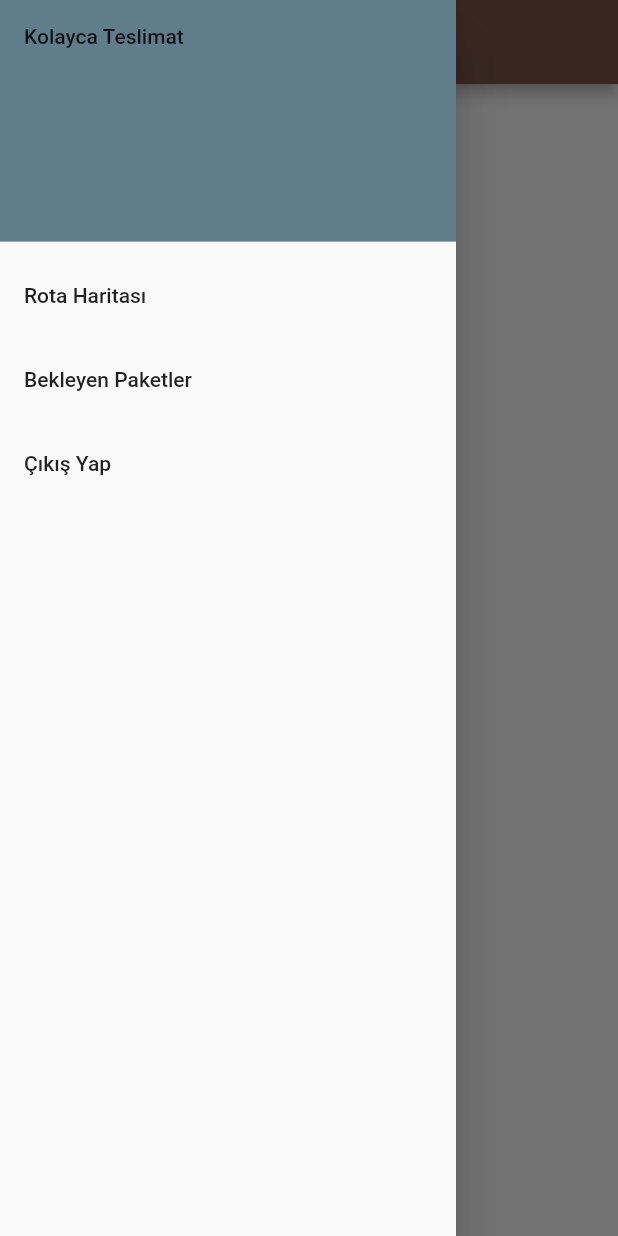
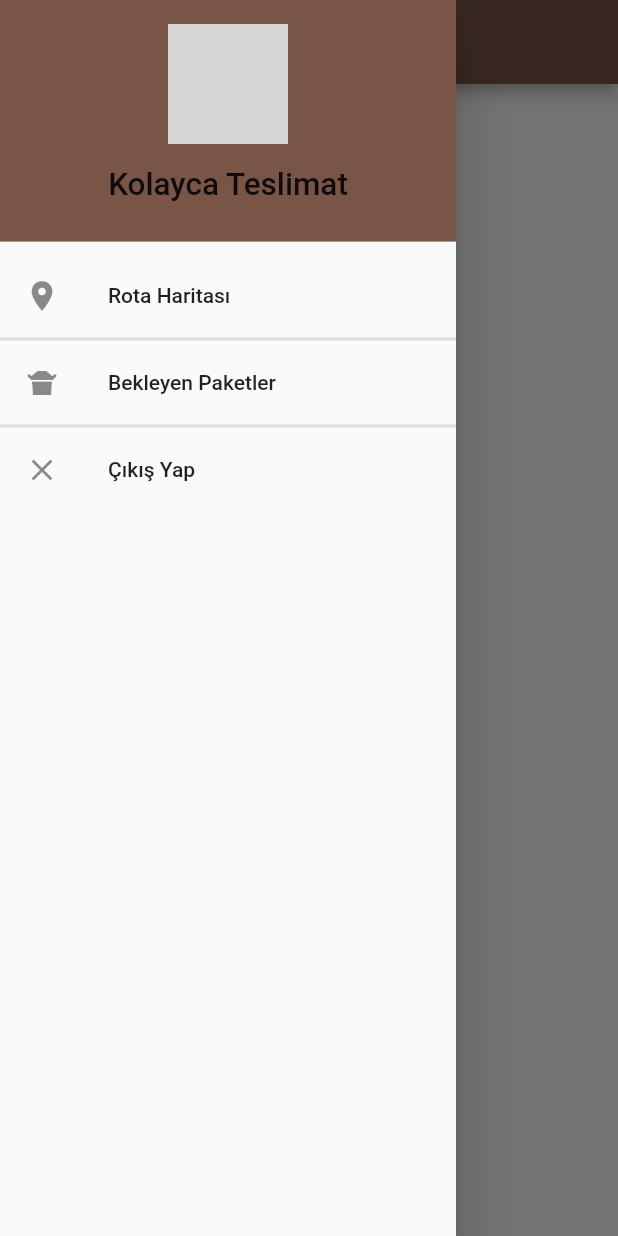
Before and after one commit to fahricandurucan/kolayca_teslimat_flutter, a Flutter app: the HomePage screen opened directly, with the side drawer open, on a phone screen of 412 x 824 dp. Run offline on Flutter 3.47's test engine with Material 2 defaults, Android fonts, the phone set to English and light mode, and no system bars; network calls fail; grey boxes are pictures that could not be loaded.

Commit message:
drawerHeader on the homePage updated

```diff
--- a/lib/pages/home_page.dart
+++ b/lib/pages/home_page.dart
@@ -1,4 +1,6 @@
 import 'package:flutter/material.dart';
+import 'package:kolayca_teslimat_flutter/pages/login_page.dart';
+import 'package:kolayca_teslimat_flutter/pages/waiting_packages_page.dart';
 
 class HomePage extends StatefulWidget {
   const HomePage({Key? key}) : super(key: key);
@@ -25,27 +27,51 @@ class _HomePageState extends State<HomePage> {
       child: ListView(
         children: [
           DrawerHeader(
-              child: Text("Kolayca Teslimat"),
+              child: Column(
+                children: [
+                  CircleAvatar(
+                    radius: 40,
+                    backgroundColor: Colors.blueGrey,
+                    backgroundImage: NetworkImage("https://cdn-icons-png.flaticon.com/128/383/383980.png"),
+
+                  ),
+                  SizedBox(height: 15,),
+                  Text("Kolayca Teslimat",style: TextStyle(fontSize: 21),),
+                ],
+              ),
             decoration: BoxDecoration(
-              color: Colors.blueGrey,
+              color: Colors.brown,
             ),
           ),
           ListTile(
             title: Text("Rota Haritası"),
+            leading: Icon(Icons.location_on),
             onTap: (){
               Navigator.pop(context);
             }
           ),
+          Divider(
+            thickness: 2,
+            height: 2,
+          ),
           ListTile(
               title: Text("Bekleyen Paketler"),
+              leading: Icon(Icons.takeout_dining),
               onTap: (){
                 Navigator.pop(context);
+                Navigator.push(context, MaterialPageRoute(builder: (context) => WaitingPackagesPage()));
               }
+          ),
+          Divider(
+            thickness: 2,
+            height: 2,
           ),
           ListTile(
               title: Text("Çıkış Yap"),
+              leading: Icon(Icons.close),
               onTap: (){
                 Navigator.pop(context);
+                Navigator.pushReplacement(context, MaterialPageRoute(builder: (context) => LoginPage()));
               }
           ),
         ],
```
